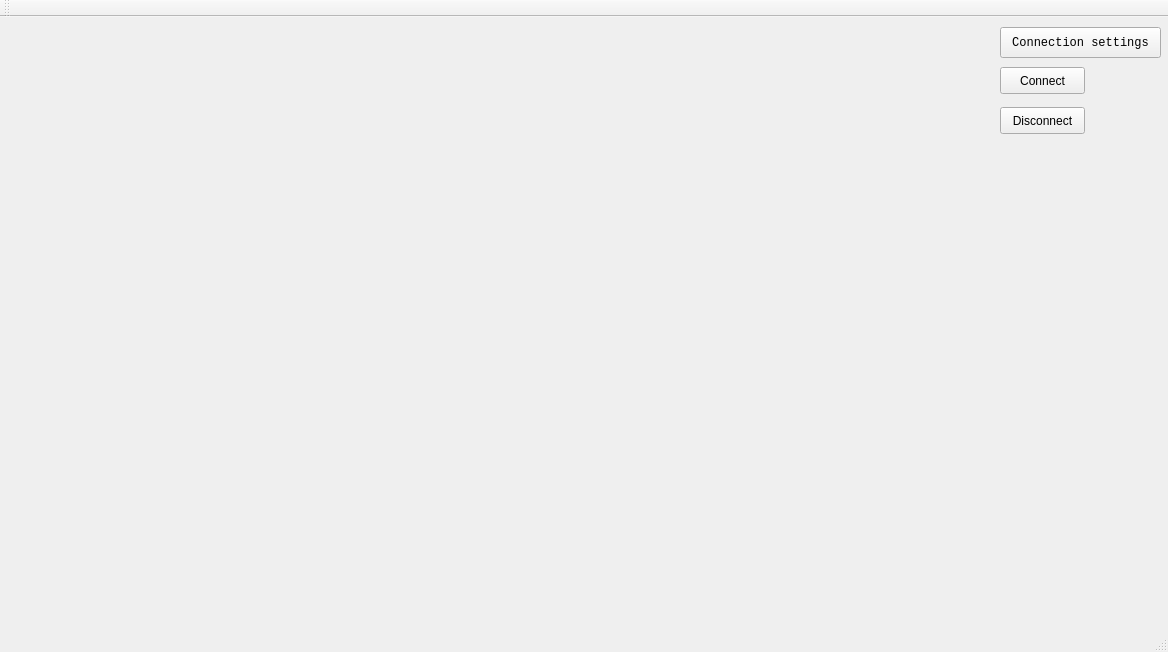
The window that SerialGUI/mainwindow.ui (kamfor/SerialReceiver) describes before a commit, drawn with Qt 5.
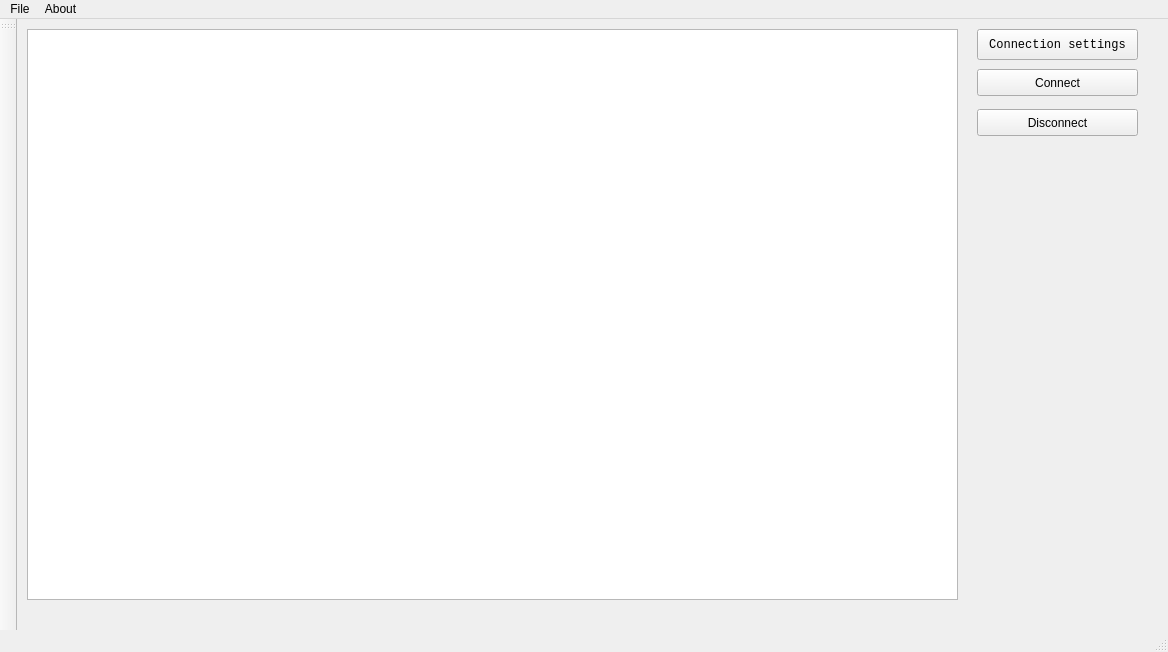
The same window after the commit.

The edit to the form file:
```diff
--- a/SerialGUI/mainwindow.ui
+++ b/SerialGUI/mainwindow.ui
@@ -23,7 +23,7 @@
    <widget class="QToolButton" name="settButton">
     <property name="geometry">
      <rect>
-      <x>1000</x>
+      <x>960</x>
       <y>10</y>
       <width>161</width>
       <height>31</height>
@@ -41,25 +41,12 @@
      <string>Connection settings</string>
     </property>
    </widget>
-   <widget class="QLabel" name="label">
+   <widget class="QPushButton" name="ConButton">
     <property name="geometry">
      <rect>
-      <x>290</x>
+      <x>960</x>
       <y>50</y>
-      <width>56</width>
-      <height>17</height>
-     </rect>
-    </property>
-    <property name="text">
-     <string/>
-    </property>
-   </widget>
-   <widget class="QPushButton" name="pushButton">
-    <property name="geometry">
-     <rect>
-      <x>1000</x>
-      <y>50</y>
-      <width>85</width>
+      <width>161</width>
       <height>27</height>
      </rect>
     </property>
@@ -70,9 +57,9 @@
    <widget class="QPushButton" name="pushButton_2">
     <property name="geometry">
      <rect>
-      <x>1000</x>
+      <x>960</x>
       <y>90</y>
-      <width>85</width>
+      <width>161</width>
       <height>27</height>
      </rect>
     </property>
@@ -80,6 +67,22 @@
      <string>Disconnect</string>
     </property>
    </widget>
+   <widget class="QTextBrowser" name="textBrowser">
+    <property name="geometry">
+     <rect>
+      <x>10</x>
+      <y>10</y>
+      <width>931</width>
+      <height>571</height>
+     </rect>
+    </property>
+    <property name="font">
+     <font>
+      <family>DejaVu Sans</family>
+      <pointsize>12</pointsize>
+     </font>
+    </property>
+   </widget>
   </widget>
   <widget class="QMenuBar" name="menuBar">
    <property name="geometry">
@@ -90,10 +93,24 @@
      <height>27</height>
     </rect>
    </property>
+   <widget class="QMenu" name="menuFile">
+    <property name="title">
+     <string>File</string>
+    </property>
+    <addaction name="actionSave"/>
+    <addaction name="actionExit"/>
+   </widget>
+   <widget class="QMenu" name="menuAbout">
+    <property name="title">
+     <string>About</string>
+    </property>
+   </widget>
+   <addaction name="menuFile"/>
+   <addaction name="menuAbout"/>
   </widget>
   <widget class="QToolBar" name="mainToolBar">
    <attribute name="toolBarArea">
-    <enum>TopToolBarArea</enum>
+    <enum>LeftToolBarArea</enum>
    </attribute>
    <attribute name="toolBarBreak">
     <bool>false</bool>
```
Left out of the diff: 10 changed lines with no effect on the pictures.
